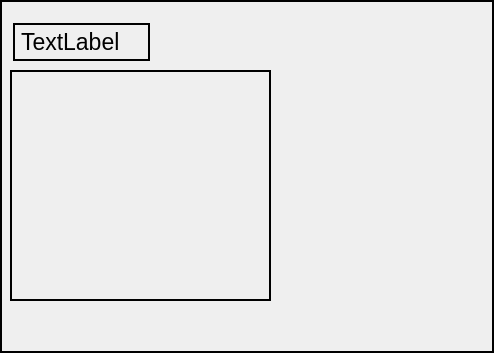
This is uis/teacher_time.ui in DashaSimonova/school_project as Qt 5 draws it before an edit. The edited form follows.
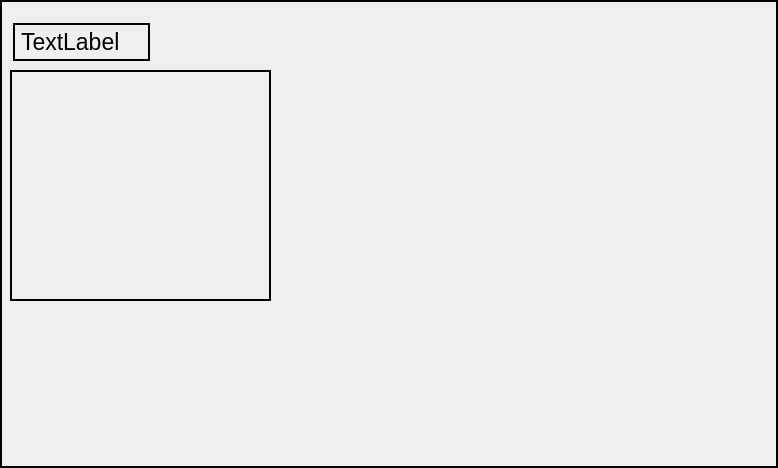
This is the edited form.

Commit message: new draft presentation

Diff of the .ui file:
```diff
--- a/uis/teacher_time.ui
+++ b/uis/teacher_time.ui
@@ -6,8 +6,8 @@
    <rect>
     <x>0</x>
     <y>0</y>
-    <width>494</width>
-    <height>353</height>
+    <width>778</width>
+    <height>468</height>
    </rect>
   </property>
   <property name="windowTitle">
```
The commit also changes 1 other file.
